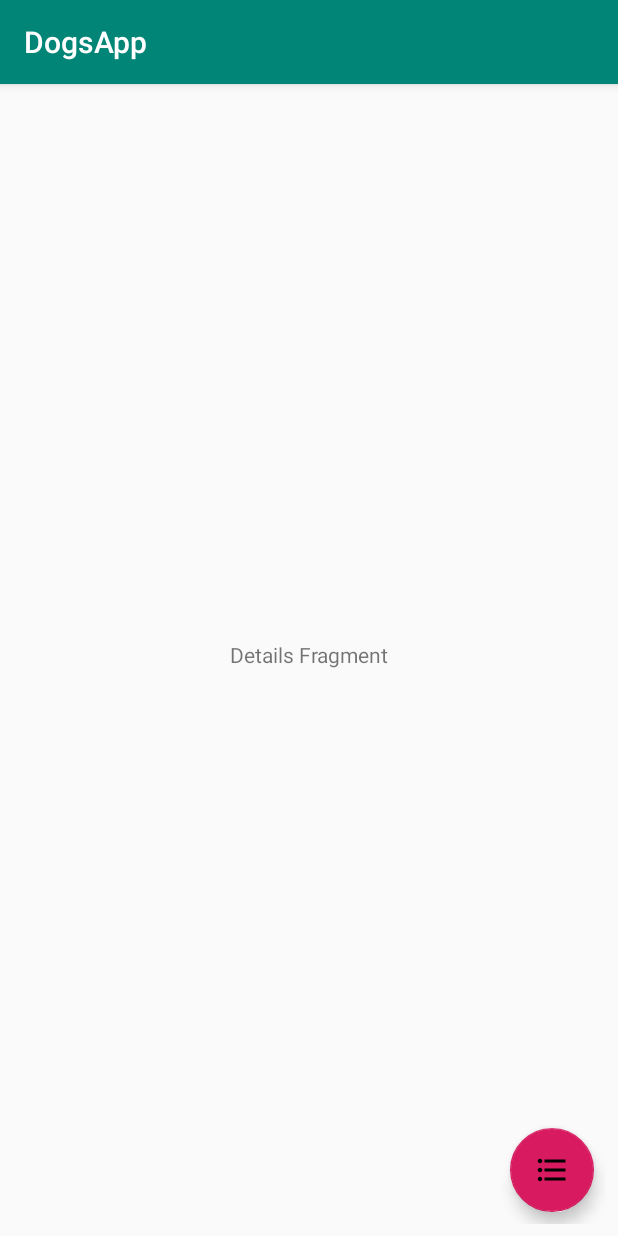
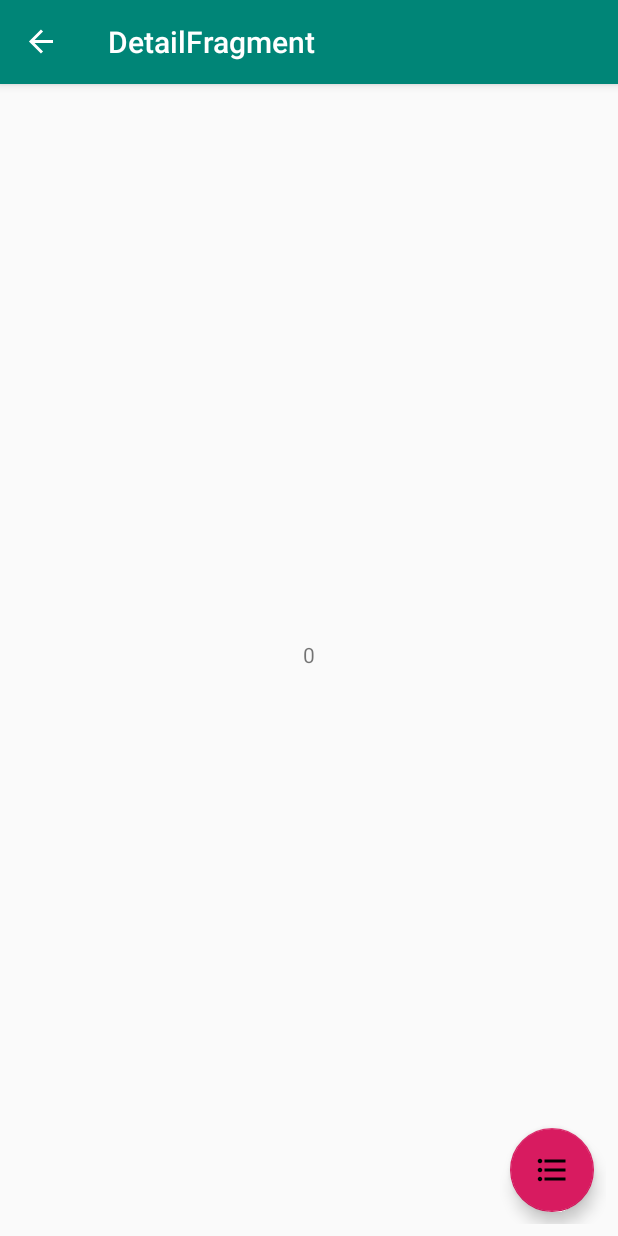
Before and after one commit to deepakrout/DogsApp, an Android app: the DetailFragment screen opened through its navigation route, on a phone screen of 412 x 824 dp. Run offline under Robolectric (Android 15) with nearby library versions, the phone set to English and light mode, and no system bars; our stand-ins replace data binding, navigation-ui.

```diff
--- a/app/src/main/java/com/iappstogo/dogsapp/view/DetailFragment.kt
+++ b/app/src/main/java/com/iappstogo/dogsapp/view/DetailFragment.kt
@@ -15,6 +15,8 @@ import kotlinx.android.synthetic.main.fragment_detail.*
 
 class DetailFragment : Fragment() {
 
+    private var dogUuid = 0
+
     override fun onCreateView(
         inflater: LayoutInflater, container: ViewGroup?,
         savedInstanceState: Bundle?
@@ -26,6 +28,13 @@ class DetailFragment : Fragment() {
     //Take user back to list
     override fun onViewCreated(view: View, savedInstanceState: Bundle?) {
         super.onViewCreated(view, savedInstanceState)
+
+        //Retirving arguments
+        arguments?.let {
+            dogUuid = DetailFragmentArgs.fromBundle(it).dogUuid
+            textView2.text = dogUuid.toString()
+        }
+
         buttonList.setOnClickListener{
             val action :NavDirections = DetailFragmentDirections.actionDetailFragmentToActionListFragment()
             Navigation.findNavController(it).navigate(action)
--- a/app/src/main/java/com/iappstogo/dogsapp/view/ListFragment.kt
+++ b/app/src/main/java/com/iappstogo/dogsapp/view/ListFragment.kt
@@ -29,7 +29,8 @@ class ListFragment : Fragment() {
 
         //Set Nav direction when the button i clicked
         buttonDetails.setOnClickListener {
-            val action :NavDirections = ListFragmentDirections.actionListFragmentToActionDetailFragment()
+            val action :ListFragmentDirections.ActionListFragmentToActionDetailFragment = ListFragmentDirections.actionListFragmentToActionDetailFragment()
+            action.dogUuid = 5
             Navigation.findNavController(it).navigate(action)
         }
     }
--- a/app/src/main/java/com/iappstogo/dogsapp/view/MainActivity.kt
+++ b/app/src/main/java/com/iappstogo/dogsapp/view/MainActivity.kt
@@ -2,12 +2,26 @@ package com.iappstogo.dogsapp.view
 
 import androidx.appcompat.app.AppCompatActivity
 import android.os.Bundle
+import androidx.navigation.NavController
+import androidx.navigation.Navigation
+import androidx.navigation.ui.NavigationUI
 import com.iappstogo.dogsapp.R
 
 class MainActivity : AppCompatActivity() {
 
+    //For the navigation back button
+    private lateinit var navController: NavController
+
     override fun onCreate(savedInstanceState: Bundle?) {
         super.onCreate(savedInstanceState)
         setContentView(R.layout.activity_main)
+
+        navController = Navigation.findNavController(this,R.id.fragment)
+        NavigationUI.setupActionBarWithNavController(this,navController)
+
+    }
+
+    override fun onSupportNavigateUp(): Boolean {
+        return NavigationUI.navigateUp(navController,null)
     }
 }
--- a/app/src/main/res/navigation/dog_navigation.xml
+++ b/app/src/main/res/navigation/dog_navigation.xml
@@ -10,7 +10,11 @@
             android:label="ListFragment">
         <action
                 android:id="@+id/action_listFragment_to_actionDetailFragment"
-                app:destination="@id/detailFragment"/>
+                app:destination="@id/detailFragment"
+                app:enterAnim="@anim/nav_default_enter_anim"
+                app:exitAnim="@anim/nav_default_exit_anim"/>
+
+
     </fragment>
     <fragment
             android:id="@+id/detailFragment"
@@ -18,6 +22,13 @@
             android:label="DetailFragment">
         <action
                 android:id="@+id/action_detailFragment_to_actionListFragment"
-                app:destination="@id/listFragment"/>
+                app:destination="@id/listFragment"
+                app:enterAnim="@anim/nav_default_enter_anim"
+                app:exitAnim="@anim/nav_default_exit_anim"/>
+
+        <argument android:name="dogUuid"
+                  android:defaultValue="0"
+                  app:argType="integer" />
+
     </fragment>
 </navigation>
```
